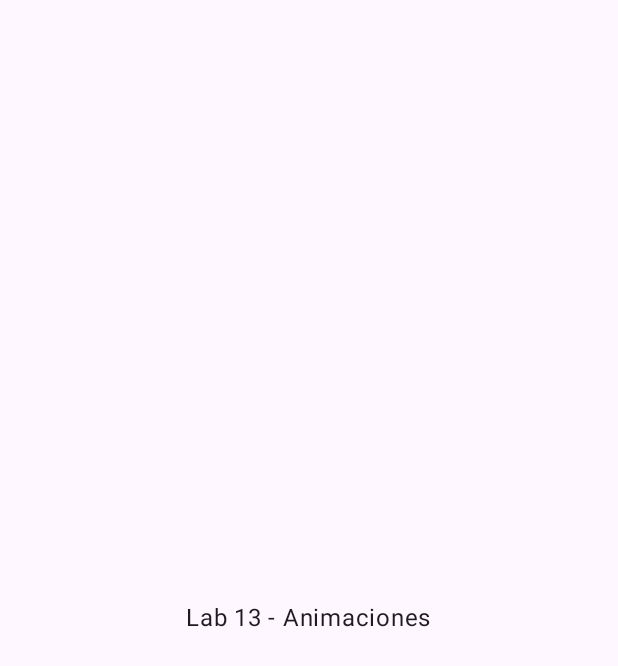
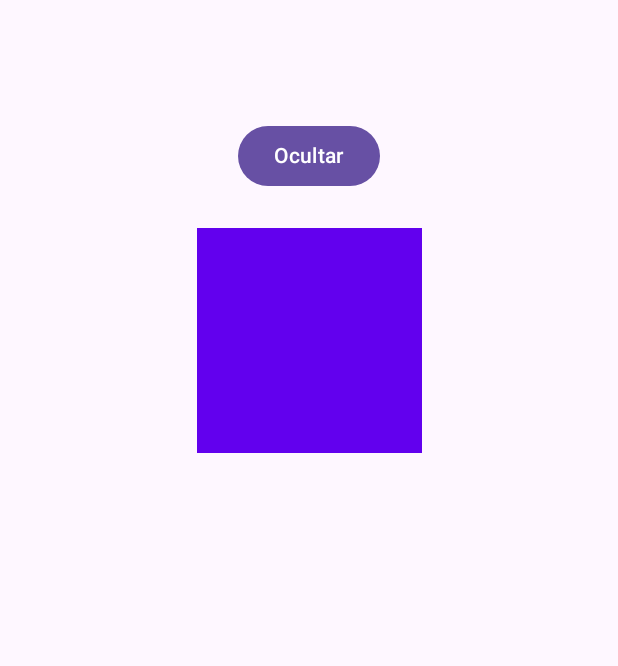
Before and after one commit to danielaapaza-stack/Lab13-Moviles, an Android app built with Jetpack Compose: the screen it shows after launch (MainActivity), on a phone screen of 412 x 824 dp. Before the commit the part shown is almost empty. Shown: the top 666 px of the screen. Run offline under Robolectric (Android 15) with nearby library versions, the phone set to English and light mode, and no system bars.

Commit message:
feat: ejercicio 1 con AnimatedVisibility y fadeIn/fadeOut

```diff
--- /dev/null
+++ b/app/src/main/java/com/example/lab13_animaciones/Ejercicio1.kt
@@ -0,0 +1,57 @@
+package com.example.lab13_animaciones
+
+import androidx.compose.animation.AnimatedVisibility
+import androidx.compose.animation.core.tween
+import androidx.compose.animation.fadeIn
+import androidx.compose.animation.fadeOut
+import androidx.compose.foundation.background
+import androidx.compose.foundation.layout.Arrangement
+import androidx.compose.foundation.layout.Box
+import androidx.compose.foundation.layout.Column
+import androidx.compose.foundation.layout.Spacer
+import androidx.compose.foundation.layout.fillMaxSize
+import androidx.compose.foundation.layout.height
+import androidx.compose.foundation.layout.padding
+import androidx.compose.foundation.layout.size
+import androidx.compose.material3.Button
+import androidx.compose.material3.Text
+import androidx.compose.runtime.Composable
+import androidx.compose.runtime.getValue
+import androidx.compose.runtime.mutableStateOf
+import androidx.compose.runtime.remember
+import androidx.compose.runtime.setValue
+import androidx.compose.ui.Alignment
+import androidx.compose.ui.Modifier
+import androidx.compose.ui.graphics.Color
+import androidx.compose.ui.unit.dp
+
+@Composable
+fun Ejercicio1() {
+    var visible by remember { mutableStateOf(true) }
+
+    Column(
+        modifier = Modifier
+            .fillMaxSize()
+            .padding(top = 80.dp),
+        horizontalAlignment = Alignment.CenterHorizontally,
+        verticalArrangement = Arrangement.Top
+    ) {
+        Button(onClick = { visible = !visible }) {
+            Text(if (visible) "Ocultar" else "Mostrar")
+        }
+
+        Spacer(modifier = Modifier.height(24.dp))
+
+        AnimatedVisibility(
+            visible = visible,
+            enter = fadeIn(animationSpec = tween(durationMillis = 800)),
+            exit = fadeOut(animationSpec = tween(durationMillis = 800))
+        ) {
+            Box(
+                modifier = Modifier
+                    .size(150.dp)
+                    .background(Color(0xFF6200EE))
+            )
+        }
+    }
+}
--- a/app/src/main/java/com/example/lab13_animaciones/MainActivity.kt
+++ b/app/src/main/java/com/example/lab13_animaciones/MainActivity.kt
@@ -3,12 +3,9 @@ package com.example.lab13_animaciones
 import android.os.Bundle
 import androidx.activity.ComponentActivity
 import androidx.activity.compose.setContent
-import androidx.compose.foundation.layout.Box
 import androidx.compose.foundation.layout.fillMaxSize
 import androidx.compose.material3.MaterialTheme
 import androidx.compose.material3.Surface
-import androidx.compose.material3.Text
-import androidx.compose.ui.Alignment
 import androidx.compose.ui.Modifier
 
 class MainActivity : ComponentActivity() {
@@ -17,15 +14,9 @@ class MainActivity : ComponentActivity() {
         setContent {
             MaterialTheme {
                 Surface(modifier = Modifier.fillMaxSize()) {
-                    Box(
-                        modifier = Modifier.fillMaxSize(),
-                        contentAlignment = Alignment.Center
-                    ) {
-                        Text("Lab 13 - Animaciones")
-                    }
+                    Ejercicio1()
                 }
             }
         }
     }
 }
-//
```
